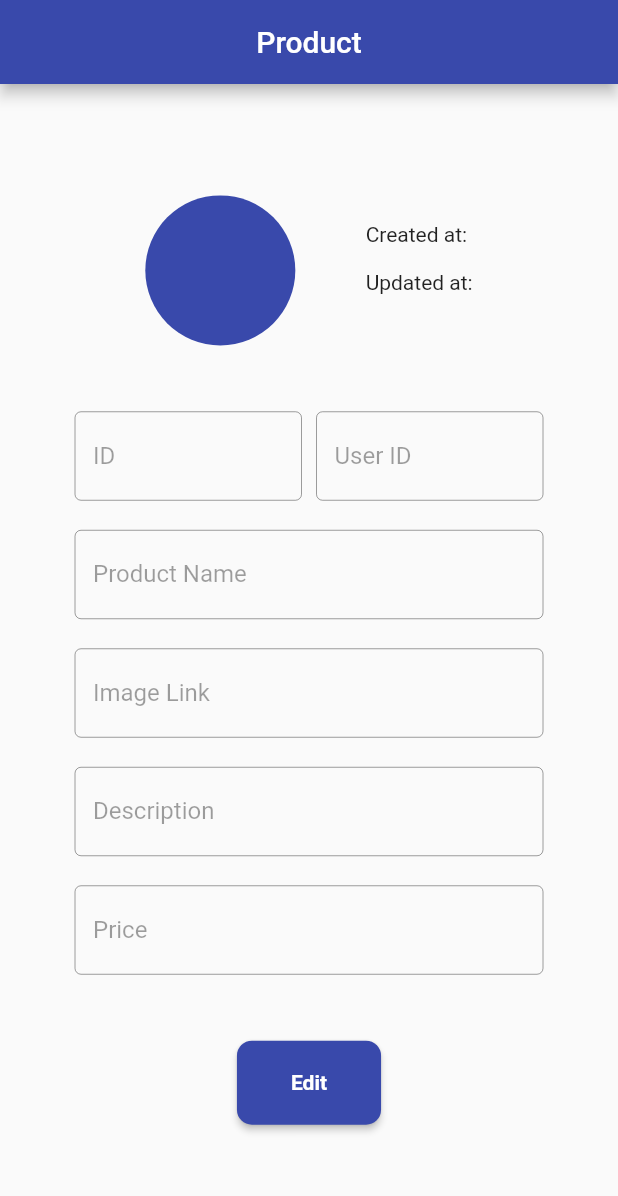
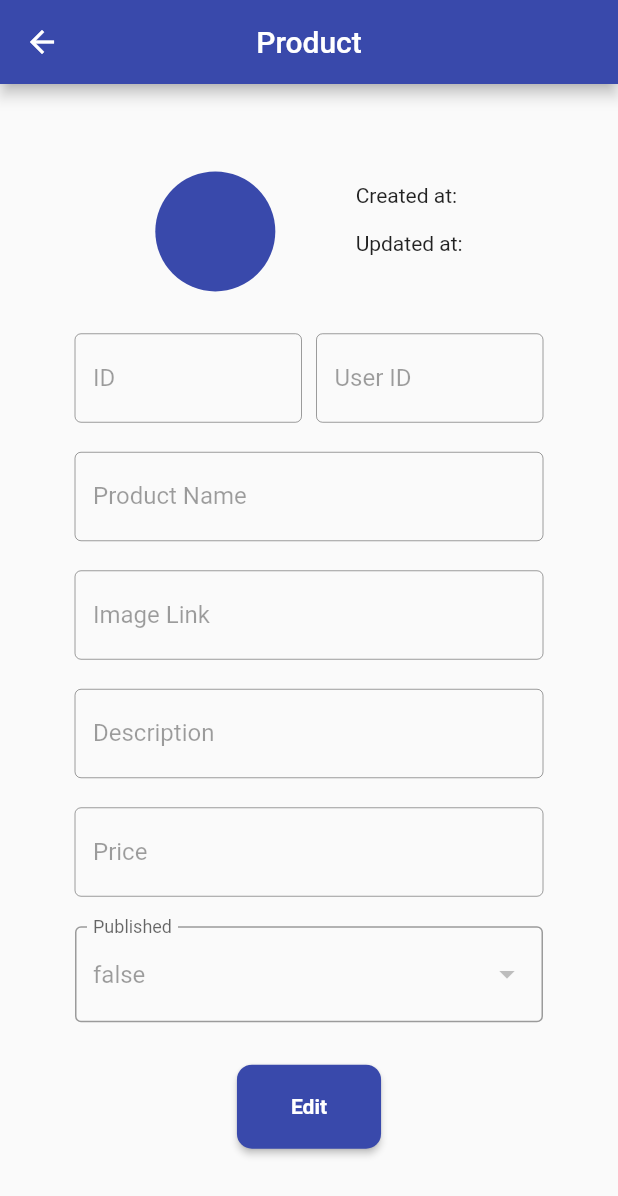
Before and after one commit to iiamjune/simple_inventory_app, a Flutter app: the Product screen opened by its route, on a phone screen of 412 x 824 dp. Shown: the top 1196 px of the screen. Run offline on Flutter 3.47's test engine with Material 2 defaults, Android fonts, the light colour scheme and no system bars; our stand-ins replace email_validator, flutter_easyloading, go_router, shared_preferences; accounts and stored records are empty; statements that could not run were skipped.

Commit message:
additions and changes
- edit functionality added
- product model changes
- labels added
- product data model added

```diff
--- a/lib/constants/labels.dart
+++ b/lib/constants/labels.dart
@@ -20,7 +20,8 @@ class Label {
       edit = "Edit",
       save = "Save",
       createdAt = "Created at:",
-      updatedAt = "Updated at:";
+      updatedAt = "Updated at:",
+      published = "Published";
 }
 
 class ErrorMessage {
--- /dev/null
+++ b/lib/models/product_data_model.dart
@@ -0,0 +1,60 @@
+// To parse this JSON data, do
+//
+//     final productModel = productModelFromJson(jsonString);
+
+import 'dart:convert';
+
+ProductDataModel productDataModelFromJson(String str) =>
+    ProductDataModel.fromJson(json.decode(str));
+
+String productDataModelToJson(ProductDataModel data) =>
+    json.encode(data.toJson());
+
+class ProductDataModel {
+  ProductDataModel({
+    required this.id,
+    required this.userId,
+    required this.name,
+    required this.imageLink,
+    this.description,
+    required this.price,
+    required this.isPublished,
+    required this.createdAt,
+    required this.updatedAt,
+  });
+
+  int id;
+  int userId;
+  String name;
+  String imageLink;
+  dynamic description;
+  String price;
+  int isPublished;
+  DateTime createdAt;
+  DateTime updatedAt;
+
+  factory ProductDataModel.fromJson(Map<String, dynamic> json) =>
+      ProductDataModel(
+        id: json["id"],
+        userId: json["user_id"],
+        name: json["name"],
+        imageLink: json["image_link"],
+        description: json["description"],
+        price: json["price"],
+        isPublished: json["is_published"],
+        createdAt: DateTime.parse(json["created_at"]),
+        updatedAt: DateTime.parse(json["updated_at"]),
+      );
+
+  Map<String, dynamic> toJson() => {
+        "id": id,
+        "user_id": userId,
+        "name": name,
+        "image_link": imageLink,
+        "description": description,
+        "price": price,
+        "is_published": isPublished,
+        "created_at": createdAt.toIso8601String(),
+        "updated_at": updatedAt.toIso8601String(),
+      };
+}
--- a/lib/models/product_model.dart
+++ b/lib/models/product_model.dart
@@ -11,48 +11,32 @@ String productModelToJson(ProductModel data) => json.encode(data.toJson());
 
 class ProductModel {
   ProductModel({
-    required this.id,
-    required this.userId,
     required this.name,
     required this.imageLink,
-    this.description,
+    required this.description,
     required this.price,
     required this.isPublished,
-    required this.createdAt,
-    required this.updatedAt,
   });
 
-  int id;
-  int userId;
   String name;
   String imageLink;
   dynamic description;
   String price;
-  int isPublished;
-  DateTime createdAt;
-  DateTime updatedAt;
+  bool isPublished;
 
   factory ProductModel.fromJson(Map<String, dynamic> json) => ProductModel(
-        id: json["id"],
-        userId: json["user_id"],
         name: json["name"],
         imageLink: json["image_link"],
         description: json["description"],
         price: json["price"],
         isPublished: json["is_published"],
-        createdAt: DateTime.parse(json["created_at"]),
-        updatedAt: DateTime.parse(json["updated_at"]),
       );
 
   Map<String, dynamic> toJson() => {
-        "id": id,
-        "user_id": userId,
         "name": name,
         "image_link": imageLink,
         "description": description,
         "price": price,
         "is_published": isPublished,
-        "created_at": createdAt.toIso8601String(),
-        "updated_at": updatedAt.toIso8601String(),
       };
 }
--- a/lib/services/navigation.dart
+++ b/lib/services/navigation.dart
@@ -22,6 +22,6 @@ class Navigation {
   }
 
   goToProduct() {
-    context.pushNamed(Routes.product);
+    context.goNamed(Routes.product);
   }
 }
--- a/lib/views/product.dart
+++ b/lib/views/product.dart
@@ -3,7 +3,8 @@ import 'package:flutter_application_1/services/product_service.dart';
 import 'package:shared_preferences/shared_preferences.dart';
 
 import '../constants/labels.dart';
-import '../models/product_model.dart';
+import '../models/product_data_model.dart';
+import '../services/navigation.dart';
 
 class Product extends StatefulWidget {
   const Product({super.key, this.appBarTitle});
@@ -22,23 +23,56 @@ class _ProductState extends State<Product> {
   final TextEditingController imageLinkController = TextEditingController();
   final TextEditingController descriptionController = TextEditingController();
   final TextEditingController priceController = TextEditingController();
-  ProductModel? productData;
+  ProductDataModel? productData;
   String? token;
   String? productID;
+  List<bool> dropdownItems = [true, false];
+  bool isPublished = false;
+  Map<String, dynamic>? data = {};
+  bool success = false;
+  String? errorMessage;
 
   void initData() async {
     SharedPreferences prefs = await SharedPreferences.getInstance();
     token = prefs.getString("token");
     productID = prefs.getString("productID");
     productData = (await ProductService(context)
-        .getProducts(token: token!, productID: productID!));
+        .getProduct(token: token!, productID: productID!));
     idController.text = productData?.id.toString() ?? "";
     userIDController.text = productData?.userId.toString() ?? "";
     productNameController.text = productData?.name ?? "";
     imageLinkController.text = productData?.imageLink ?? "";
     descriptionController.text = productData?.description ?? "";
     priceController.text = productData?.price ?? "";
+    isPublished = publishStatus(productData?.isPublished ?? 0);
     setState(() {});
+  }
+
+  void getData() async {
+    data = await ProductService(context).editProduct(
+      token: token!,
+      productID: productID!,
+      name: productNameController.text,
+      imageLink: imageLinkController.text,
+      description: descriptionController.text,
+      price: priceController.text,
+      isPublished: isPublished,
+    );
+    setState(() {
+      if (data!.containsKey("errors")) {
+        success = false;
+        errorMessage = data?["message"];
+      } else {
+        success = true;
+      }
+    });
+  }
+
+  bool publishStatus(int isPublished) {
+    if (isPublished == 1) {
+      return true;
+    }
+    return false;
   }
 
   @override
@@ -56,6 +90,12 @@ class _ProductState extends State<Product> {
           backgroundColor: Colors.indigo[600],
           title: Text(widget.appBarTitle ?? "Product"),
           centerTitle: true,
+          leading: IconButton(
+            icon: Icon(Icons.arrow_back),
+            onPressed: () {
+              Navigation(context).backToHome();
+            },
+          ),
         ),
         body: Form(
             key: _formKey,
@@ -70,12 +110,11 @@ class _ProductState extends State<Product> {
                     mainAxisAlignment: MainAxisAlignment.spaceEvenly,
                     children: <Widget>[
                       CircleAvatar(
-                        radius: 50.0,
+                        radius: 40.0,
                         backgroundColor: Colors.indigo[600],
                         backgroundImage: productData?.imageLink != null
                             ? NetworkImage(productData!.imageLink)
                             : null,
-                        // backgroundImage: null,
                       ),
                       Column(
                         mainAxisAlignment: MainAxisAlignment.center,
@@ -154,6 +193,30 @@ class _ProductState extends State<Product> {
                               border: OutlineInputBorder(),
                               labelText: Label.price),
                         ),
+                        SizedBox(height: 20.0),
+                        Row(
+                          mainAxisAlignment: MainAxisAlignment.start,
+                          children: [
+                            Expanded(
+                              child: DropdownButtonFormField<bool>(
+                                value: isPublished,
+                                decoration: const InputDecoration(
+                                    border: OutlineInputBorder(),
+                                    labelText: Label.published),
+                                items: dropdownItems
+                                    .map((item) => DropdownMenuItem<bool>(
+                                          value: item,
+                                          child: Text(item.toString()),
+                                        ))
+                                    .toList(),
+                                onChanged: isEditing
+                                    ? (item) =>
+                                        setState(() => isPublished = item!)
+                                    : null,
+                              ),
+                            )
+                          ],
+                        )
                       ],
                     ),
                   ),
@@ -164,7 +227,27 @@ class _ProductState extends State<Product> {
                       shape: MaterialStateProperty.all(RoundedRectangleBorder(
                           borderRadius: BorderRadius.circular(10.0))),
                     ),
-                    onPressed: () {},
+                    onPressed: () async {
+                      if (!isEditing) {
+                        isEditing = true;
+                      } else {
+                        isEditing = false;
+                        getData();
+
+                        Future.delayed(Duration(seconds: 2)).then((value) {
+                          if (success) {
+                            ScaffoldMessenger.of(context).showSnackBar(
+                                SnackBar(content: Text("Edit successful")));
+                          } else {
+                            errorMessage != null
+                                ? ScaffoldMessenger.of(context).showSnackBar(
+                                    SnackBar(content: Text(errorMessage!)))
+                                : null;
+                          }
+                        });
+                      }
+                      setState(() {});
+                    },
                     child: Padding(
                       padding: EdgeInsets.all(20.0),
                       child: Text(
```
Also changed, not shown: lib/services/product_service.dart (+37 -3 lines).
